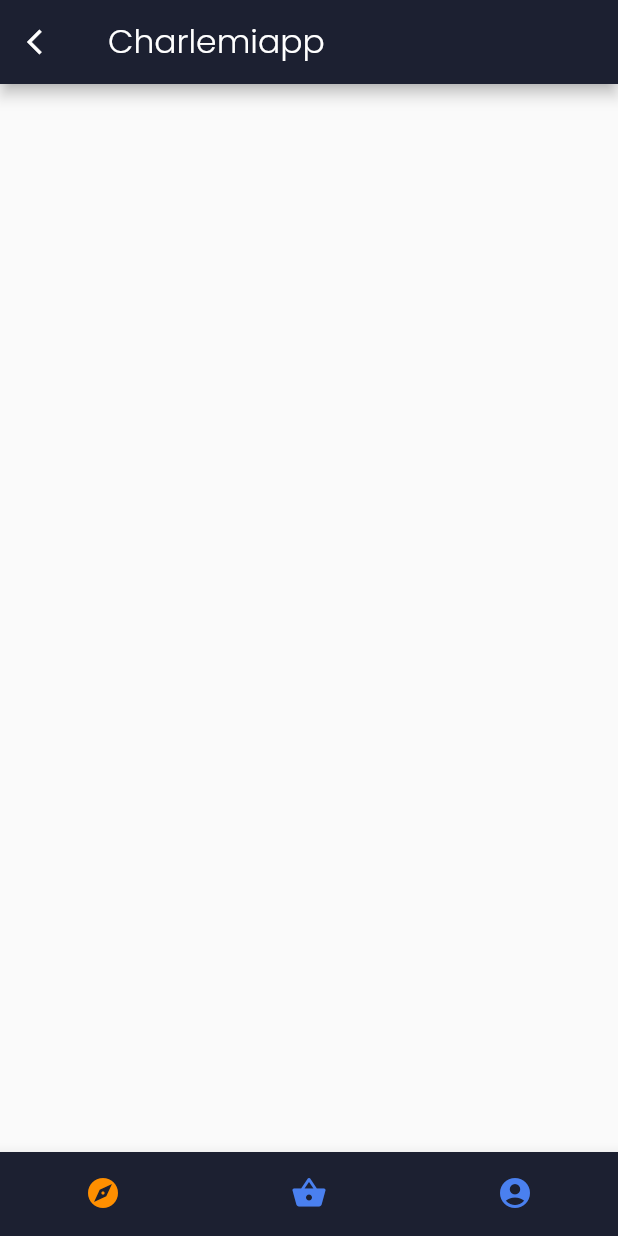
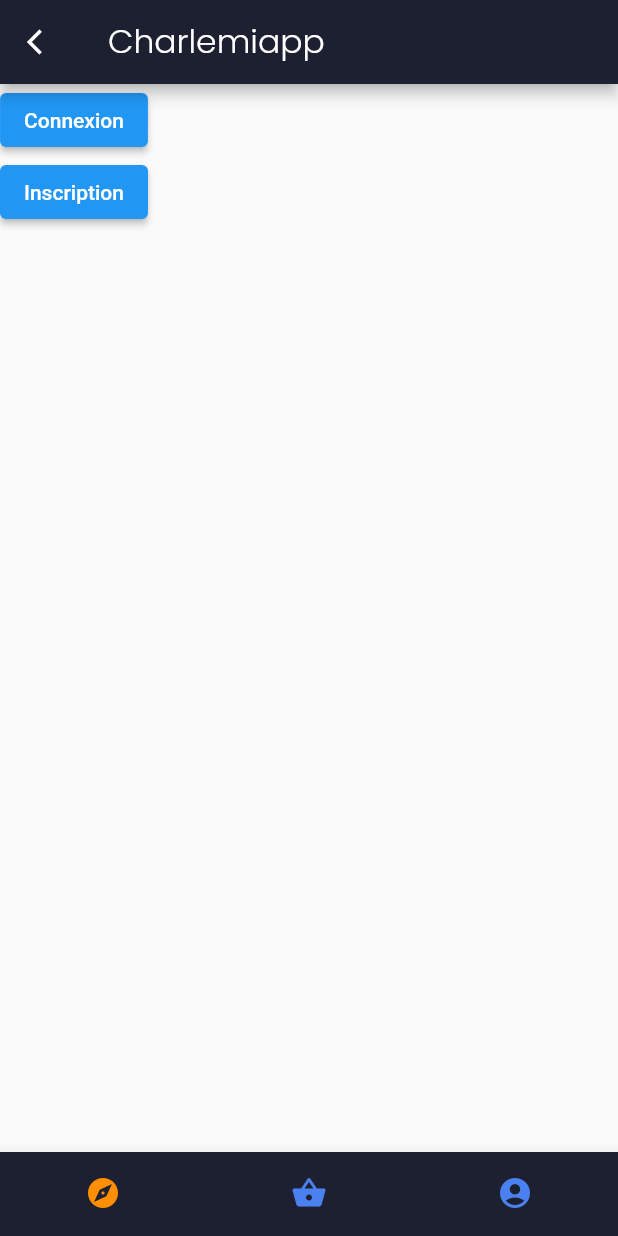
Before and after one commit to arnoux23u-IUTNC/CharleMiApp, a Flutter app: the screen it shows after launch, on a phone screen of 412 x 824 dp. Run offline on Flutter 3.47's test engine with Material 2 defaults, Android fonts, the phone set to English and light mode, and no system bars; our stand-ins replace google_fonts.

Commit message:
Update nav.dart

```diff
--- a/charlemiapp_cli/lib/nav.dart
+++ b/charlemiapp_cli/lib/nav.dart
@@ -31,6 +31,12 @@ class _NavState extends State<Nav> {
   Widget build(BuildContext context) {
     return Scaffold(
       appBar: MyAppBar(),
+      body: new Column(
+        children: [
+          new ElevatedButton(onPressed: () {}, child: new Text("Connexion")),
+          new ElevatedButton(onPressed: () {}, child: new Text("Inscription"))
+        ],
+      ),
       bottomNavigationBar: Theme(
         data: ThemeData(
           highlightColor: Colors.transparent,
@@ -43,20 +49,13 @@ class _NavState extends State<Nav> {
           enableFeedback: true,
           items: const <BottomNavigationBarItem>[
             BottomNavigationBarItem(
-              icon: Icon(Icons.explore),
-              label: '',
-              tooltip: 'Discover'
-            ),
+                icon: Icon(Icons.explore), label: '', tooltip: 'Discover'),
             BottomNavigationBarItem(
-              icon: Icon(Icons.shopping_basket),
-              label: '',
-              tooltip: 'Order'
-            ),
+                icon: Icon(Icons.shopping_basket), label: '', tooltip: 'Order'),
             BottomNavigationBarItem(
-              icon: Icon(Icons.account_circle),
-              label: '',
-              tooltip: 'Profile'
-            ),
+                icon: Icon(Icons.account_circle),
+                label: '',
+                tooltip: 'Profile'),
           ],
           currentIndex: _selectedIndex,
           selectedItemColor: Colors.amber[800],
```
